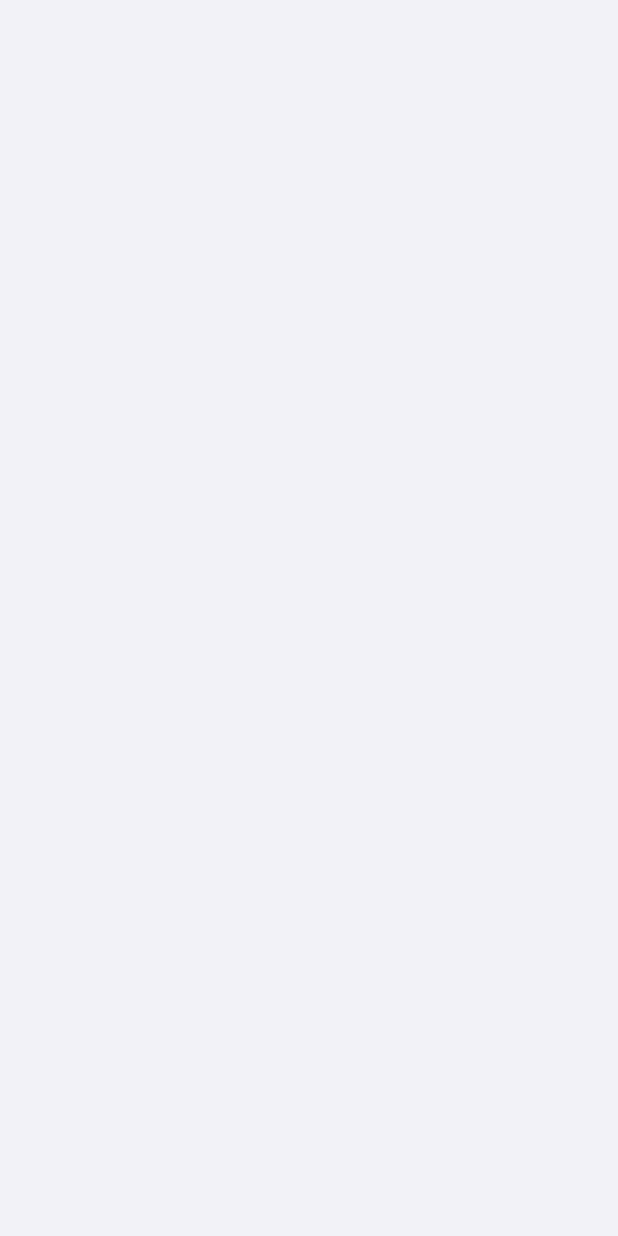
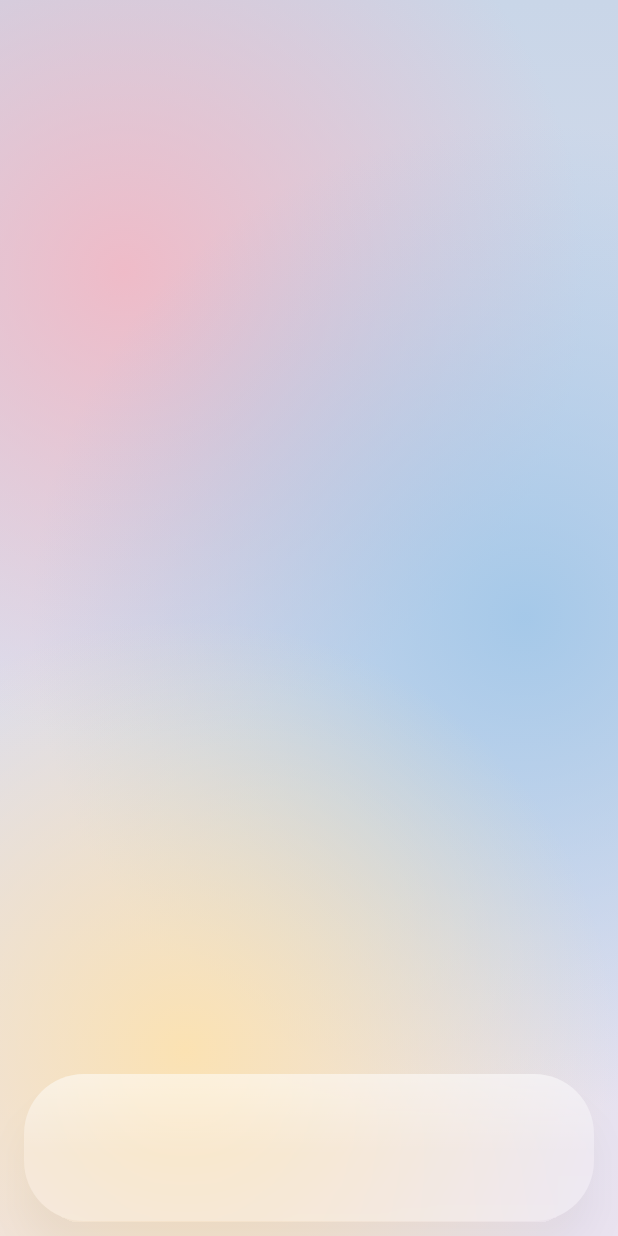
Before and after one commit to yuh25505-cell/dev_island, an Android app built with Jetpack Compose: the screen it shows after launch (MainActivity), on a phone screen of 412 x 824 dp. Before the commit the screen is empty. Run offline under Robolectric (Android 15) with nearby library versions, the phone set to English and light mode, and no system bars; 2 statements that could not run were skipped.

Commit message:
feat: 1.1 玻璃主屏幕雏形（壁纸+Dock+日夜间+玻璃材质），版本 0.4

```diff
--- a/app/build.gradle.kts
+++ b/app/build.gradle.kts
@@ -11,8 +11,8 @@ android {
         applicationId = "com.island.phone"
         minSdk = 26
         targetSdk = 36
-        versionCode = 3
-        versionName = "0.3"
+        versionCode = 4
+        versionName = "0.4"
     }
 
     val keystorePath = System.getenv("KEYSTORE_PATH")
@@ -47,6 +47,8 @@ android {
 }
 
 dependencies {
+    implementation(project(":core:ui"))
+    implementation(project(":feature:home"))
     implementation(libs.androidx.core.ktx)
     implementation(libs.androidx.activity.compose)
     implementation(libs.androidx.compose.ui)
--- a/app/src/main/java/com/island/phone/MainActivity.kt
+++ b/app/src/main/java/com/island/phone/MainActivity.kt
@@ -2,26 +2,41 @@ package com.island.phone
 
 import android.os.Bundle
 import androidx.activity.ComponentActivity
+import androidx.activity.SystemBarStyle
 import androidx.activity.compose.setContent
 import androidx.activity.enableEdgeToEdge
-import androidx.compose.foundation.background
-import androidx.compose.foundation.isSystemInDarkTheme
-import androidx.compose.foundation.layout.Box
-import androidx.compose.foundation.layout.fillMaxSize
-import androidx.compose.ui.Modifier
-import androidx.compose.ui.graphics.Color
+import androidx.compose.runtime.DisposableEffect
+import com.island.phone.core.ui.theme.IslandTheme
+import com.island.phone.core.ui.theme.resolveDark
+import com.island.phone.feature.home.HomeScreen
 
 class MainActivity : ComponentActivity() {
     override fun onCreate(savedInstanceState: Bundle?) {
         super.onCreate(savedInstanceState)
         enableEdgeToEdge()
+        ThemeController.init(applicationContext)
         setContent {
-            val dark = isSystemInDarkTheme()
-            Box(
-                modifier = Modifier
-                    .fillMaxSize()
-                    .background(if (dark) Color(0xFF000000) else Color(0xFFF2F2F7))
-            )
+            val mode = ThemeController.mode
+            val dark = mode.resolveDark()
+            DisposableEffect(dark) {
+                enableEdgeToEdge(
+                    statusBarStyle = transparentBarStyle(dark),
+                    navigationBarStyle = transparentBarStyle(dark)
+                )
+                onDispose { }
+            }
+            IslandTheme(mode = mode) {
+                HomeScreen()
+            }
         }
     }
 }
+
+private fun transparentBarStyle(dark: Boolean): SystemBarStyle {
+    val transparent = android.graphics.Color.TRANSPARENT
+    return if (dark) {
+        SystemBarStyle.dark(transparent)
+    } else {
+        SystemBarStyle.light(transparent, transparent)
+    }
+}
--- /dev/null
+++ b/app/src/main/java/com/island/phone/ThemeController.kt
@@ -0,0 +1,28 @@
+package com.island.phone
+
+import android.content.Context
+import androidx.compose.runtime.getValue
+import androidx.compose.runtime.mutableStateOf
+import androidx.compose.runtime.setValue
+import com.island.phone.core.ui.theme.ThemeMode
+
+object ThemeController {
+    private const val FILE = "island_settings"
+    private const val KEY = "theme_mode"
+
+    var mode by mutableStateOf(ThemeMode.FOLLOW_SYSTEM)
+        private set
+
+    fun init(context: Context) {
+        val saved = context.getSharedPreferences(FILE, Context.MODE_PRIVATE).getString(KEY, null)
+        mode = ThemeMode.entries.firstOrNull { it.name == saved } ?: ThemeMode.FOLLOW_SYSTEM
+    }
+
+    fun set(context: Context, newMode: ThemeMode) {
+        mode = newMode
+        context.getSharedPreferences(FILE, Context.MODE_PRIVATE)
+            .edit()
+            .putString(KEY, newMode.name)
+            .apply()
+    }
+}
--- a/build.gradle.kts
+++ b/build.gradle.kts
@@ -1,4 +1,5 @@
 plugins {
     alias(libs.plugins.android.application) apply false
+    alias(libs.plugins.android.library) apply false
     alias(libs.plugins.kotlin.compose) apply false
 }
--- /dev/null
+++ b/core/ui/src/main/java/com/island/phone/core/ui/glass/Backdrop.kt
@@ -0,0 +1,55 @@
+package com.island.phone.core.ui.glass
+
+import android.os.Build
+import androidx.compose.runtime.Composable
+import androidx.compose.runtime.getValue
+import androidx.compose.runtime.mutableStateOf
+import androidx.compose.runtime.remember
+import androidx.compose.runtime.setValue
+import androidx.compose.runtime.staticCompositionLocalOf
+import androidx.compose.ui.Modifier
+import androidx.compose.ui.draw.drawWithContent
+import androidx.compose.ui.geometry.Offset
+import androidx.compose.ui.graphics.BlurEffect
+import androidx.compose.ui.graphics.TileMode
+import androidx.compose.ui.graphics.layer.GraphicsLayer
+import androidx.compose.ui.graphics.layer.drawLayer
+import androidx.compose.ui.graphics.rememberGraphicsLayer
+import androidx.compose.ui.layout.onGloballyPositioned
+import androidx.compose.ui.layout.positionInRoot
+import androidx.compose.ui.platform.LocalDensity
+import androidx.compose.ui.unit.Dp
+import androidx.compose.ui.unit.dp
+
+class BackdropState internal constructor(
+    val raw: GraphicsLayer,
+    val blurred: GraphicsLayer,
+    val blurSupported: Boolean,
+) {
+    var origin by mutableStateOf(Offset.Zero)
+}
+
+val LocalBackdrop = staticCompositionLocalOf<BackdropState?> { null }
+
+@Composable
+fun rememberBackdropState(blurRadius: Dp = 28.dp): BackdropState {
+    val raw = rememberGraphicsLayer()
+    val blurred = rememberGraphicsLayer()
+    val density = LocalDensity.current
+    return remember(raw, blurred, density, blurRadius) {
+        val supported = Build.VERSION.SDK_INT >= Build.VERSION_CODES.S
+        if (supported) {
+            val px = with(density) { blurRadius.toPx() }
+            blurred.renderEffect = BlurEffect(px, px, TileMode.Clamp)
+        }
+        BackdropState(raw, blurred, supported)
+    }
+}
+
+fun Modifier.backdropSource(state: BackdropState): Modifier = this
+    .onGloballyPositioned { state.origin = it.positionInRoot() }
+    .drawWithContent {
+        state.raw.record { this@drawWithContent.drawContent() }
+        state.blurred.record { drawLayer(state.raw) }
+        drawLayer(state.raw)
+    }
--- /dev/null
+++ b/core/ui/src/main/java/com/island/phone/core/ui/glass/GlassSurface.kt
@@ -0,0 +1,76 @@
+package com.island.phone.core.ui.glass
+
+import androidx.compose.foundation.layout.Box
+import androidx.compose.foundation.layout.BoxScope
+import androidx.compose.foundation.shape.RoundedCornerShape
+import androidx.compose.runtime.Composable
+import androidx.compose.runtime.getValue
+import androidx.compose.runtime.mutableStateOf
+import androidx.compose.runtime.remember
+import androidx.compose.runtime.setValue
+import androidx.compose.ui.Modifier
+import androidx.compose.ui.draw.clip
+import androidx.compose.ui.draw.drawBehind
+import androidx.compose.ui.draw.shadow
+import androidx.compose.ui.geometry.Offset
+import androidx.compose.ui.graphics.Brush
+import androidx.compose.ui.graphics.Color
+import androidx.compose.ui.graphics.Shape
+import androidx.compose.ui.graphics.drawscope.DrawScope
+import androidx.compose.ui.graphics.drawscope.Stroke
+import androidx.compose.ui.graphics.drawscope.drawOutline
+import androidx.compose.ui.graphics.drawscope.translate
+import androidx.compose.ui.graphics.layer.drawLayer
+import androidx.compose.ui.layout.onGloballyPositioned
+import androidx.compose.ui.layout.positionInRoot
+import androidx.compose.ui.unit.dp
+import com.island.phone.core.ui.theme.GlassTokens
+import com.island.phone.core.ui.theme.IslandTheme
+
+@Composable
+fun GlassSurface(
+    modifier: Modifier = Modifier,
+    shape: Shape = RoundedCornerShape(28.dp),
+    content: @Composable BoxScope.() -> Unit = {},
+) {
+    val backdrop = LocalBackdrop.current
+    val glass = IslandTheme.glass
+    var origin by remember { mutableStateOf(Offset.Zero) }
+    Box(
+        modifier = modifier
+            .shadow(14.dp, shape, clip = false, ambientColor = glass.shadow, spotColor = glass.shadow)
+            .clip(shape)
+            .onGloballyPositioned { origin = it.positionInRoot() }
+            .drawBehind { drawGlass(shape, backdrop, origin, glass) },
+        content = content
+    )
+}
+
+private fun DrawScope.drawGlass(
+    shape: Shape,
+    backdrop: BackdropState?,
+    origin: Offset,
+    glass: GlassTokens,
+) {
+    val blurOn = backdrop != null && backdrop.blurSupported
+    if (backdrop != null && blurOn) {
+        val delta = origin - backdrop.origin
+        translate(-delta.x, -delta.y) { drawLayer(backdrop.blurred) }
+    }
+    drawRect(if (blurOn) glass.tint else glass.tintFallback)
+    drawRect(
+        Brush.verticalGradient(
+            colors = listOf(glass.highlight, Color.Transparent),
+            startY = 0f,
+            endY = size.height * 0.55f
+        )
+    )
+    val outline = shape.createOutline(size, layoutDirection, this)
+    val rim = Brush.linearGradient(
+        colors = listOf(glass.rimLight, glass.rimDark, glass.rimLight),
+        start = Offset.Zero,
+        end = Offset(size.width, size.height)
+    )
+    drawOutline(outline, rim, alpha = 0.35f, style = Stroke(10.dp.toPx()))
+    drawOutline(outline, rim, style = Stroke(2.dp.toPx()))
+}
--- /dev/null
+++ b/core/ui/src/main/java/com/island/phone/core/ui/theme/IslandTheme.kt
@@ -0,0 +1,40 @@
+package com.island.phone.core.ui.theme
+
+import androidx.compose.foundation.isSystemInDarkTheme
+import androidx.compose.runtime.Composable
+import androidx.compose.runtime.CompositionLocalProvider
+import androidx.compose.runtime.ReadOnlyComposable
+import androidx.compose.runtime.staticCompositionLocalOf
+
+enum class ThemeMode { FOLLOW_SYSTEM, DAY, NIGHT }
+
+@Composable
+fun ThemeMode.resolveDark(): Boolean = when (this) {
+    ThemeMode.FOLLOW_SYSTEM -> isSystemInDarkTheme()
+    ThemeMode.DAY -> false
+    ThemeMode.NIGHT -> true
+}
+
+private val LocalDark = staticCompositionLocalOf { false }
+private val LocalGlass = staticCompositionLocalOf { DayGlass }
+private val LocalWallpaper = staticCompositionLocalOf { DayWallpaper }
+
+object IslandTheme {
+    val dark: Boolean
+        @Composable @ReadOnlyComposable get() = LocalDark.current
+    val glass: GlassTokens
+        @Composable @ReadOnlyComposable get() = LocalGlass.current
+    val wallpaper: WallpaperTokens
+        @Composable @ReadOnlyComposable get() = LocalWallpaper.current
+}
+
+@Composable
+fun IslandTheme(mode: ThemeMode, content: @Composable () -> Unit) {
+    val dark = mode.resolveDark()
+    CompositionLocalProvider(
+        LocalDark provides dark,
+        LocalGlass provides (if (dark) NightGlass else DayGlass),
+        LocalWallpaper provides (if (dark) NightWallpaper else DayWallpaper),
+        content = content
+    )
+}
--- /dev/null
+++ b/core/ui/src/main/java/com/island/phone/core/ui/theme/IslandTokens.kt
@@ -0,0 +1,54 @@
+package com.island.phone.core.ui.theme
+
+import androidx.compose.ui.graphics.Color
+
+data class GlassTokens(
+    val tint: Color,
+    val tintFallback: Color,
+    val highlight: Color,
+    val rimLight: Color,
+    val rimDark: Color,
+    val shadow: Color,
+)
+
+data class WallpaperTokens(
+    val top: Color,
+    val bottom: Color,
+    val blobA: Color,
+    val blobB: Color,
+    val blobC: Color,
+)
+
+val DayGlass = GlassTokens(
+    tint = Color(0x33FFFFFF),
+    tintFallback = Color(0x66FFFFFF),
+    highlight = Color(0x66FFFFFF),
+    rimLight = Color(0xCCFFFFFF),
+    rimDark = Color(0x33FFFFFF),
+    shadow = Color(0x33000000),
+)
+
+val NightGlass = GlassTokens(
+    tint = Color(0x1AFFFFFF),
+    tintFallback = Color(0x40FFFFFF),
+    highlight = Color(0x33FFFFFF),
+    rimLight = Color(0x80FFFFFF),
+    rimDark = Color(0x14FFFFFF),
+    shadow = Color(0x66000000),
+)
+
+val DayWallpaper = WallpaperTokens(
+    top = Color(0xFFC9D6E8),
+    bottom = Color(0xFFEAE3F0),
+    blobA = Color(0xFFF4B6C2),
+    blobB = Color(0xFF9CC5E8),
+    blobC = Color(0xFFFFE2A8),
+)
+
+val NightWallpaper = WallpaperTokens(
+    top = Color(0xFF070B16),
+    bottom = Color(0xFF1B2540),
+    blobA = Color(0xFF3B4C9B),
+    blobB = Color(0xFF6A3C8F),
+    blobC = Color(0xFF1E6F7A),
+)
--- /dev/null
+++ b/feature/home/src/main/java/com/island/phone/feature/home/Dock.kt
@@ -0,0 +1,19 @@
+package com.island.phone.feature.home
+
+import androidx.compose.foundation.layout.fillMaxWidth
+import androidx.compose.foundation.layout.height
+import androidx.compose.foundation.shape.RoundedCornerShape
+import androidx.compose.runtime.Composable
+import androidx.compose.ui.Modifier
+import androidx.compose.ui.unit.dp
+import com.island.phone.core.ui.glass.GlassSurface
+
+@Composable
+fun Dock(modifier: Modifier = Modifier) {
+    GlassSurface(
+        modifier = modifier
+            .fillMaxWidth()
+            .height(98.dp),
+        shape = RoundedCornerShape(40.dp)
+    )
+}
--- /dev/null
+++ b/feature/home/src/main/java/com/island/phone/feature/home/HomeScreen.kt
@@ -0,0 +1,32 @@
+package com.island.phone.feature.home
+
+import androidx.compose.foundation.layout.Box
+import androidx.compose.foundation.layout.WindowInsets
+import androidx.compose.foundation.layout.fillMaxSize
+import androidx.compose.foundation.layout.navigationBars
+import androidx.compose.foundation.layout.padding
+import androidx.compose.foundation.layout.windowInsetsPadding
+import androidx.compose.runtime.Composable
+import androidx.compose.runtime.CompositionLocalProvider
+import androidx.compose.ui.Alignment
+import androidx.compose.ui.Modifier
+import androidx.compose.ui.unit.dp
+import com.island.phone.core.ui.glass.LocalBackdrop
+import com.island.phone.core.ui.glass.backdropSource
+import com.island.phone.core.ui.glass.rememberBackdropState
+
+@Composable
+fun HomeScreen(modifier: Modifier = Modifier) {
+    val backdrop = rememberBackdropState()
+    CompositionLocalProvider(LocalBackdrop provides backdrop) {
+        Box(modifier = modifier.fillMaxSize()) {
+            Wallpaper(modifier = Modifier.fillMaxSize().backdropSource(backdrop))
+            Dock(
+                modifier = Modifier
+                    .align(Alignment.BottomCenter)
+                    .windowInsetsPadding(WindowInsets.navigationBars)
+                    .padding(horizontal = 16.dp, vertical = 10.dp)
+            )
+        }
+    }
+}
--- /dev/null
+++ b/feature/home/src/main/java/com/island/phone/feature/home/Wallpaper.kt
@@ -0,0 +1,37 @@
+package com.island.phone.feature.home
+
+import androidx.compose.foundation.layout.Box
+import androidx.compose.runtime.Composable
+import androidx.compose.ui.Modifier
+import androidx.compose.ui.draw.drawBehind
+import androidx.compose.ui.geometry.Offset
+import androidx.compose.ui.graphics.Brush
+import androidx.compose.ui.graphics.Color
+import androidx.compose.ui.graphics.drawscope.DrawScope
+import com.island.phone.core.ui.theme.IslandTheme
+
+@Composable
+fun Wallpaper(modifier: Modifier = Modifier) {
+    val tokens = IslandTheme.wallpaper
+    Box(
+        modifier = modifier.drawBehind {
+            drawRect(Brush.verticalGradient(listOf(tokens.top, tokens.bottom)))
+            val base = size.minDimension
+            blob(tokens.blobA, Offset(size.width * 0.2f, size.height * 0.22f), base * 0.75f)
+            blob(tokens.blobB, Offset(size.width * 0.85f, size.height * 0.5f), base * 0.8f)
+            blob(tokens.blobC, Offset(size.width * 0.3f, size.height * 0.85f), base * 0.7f)
+        }
+    )
+}
+
+private fun DrawScope.blob(color: Color, center: Offset, radius: Float) {
+    drawCircle(
+        brush = Brush.radialGradient(
+            colors = listOf(color.copy(alpha = 0.85f), color.copy(alpha = 0f)),
+            center = center,
+            radius = radius
+        ),
+        radius = radius,
+        center = center
+    )
+}
--- a/gradle/libs.versions.toml
+++ b/gradle/libs.versions.toml
@@ -13,4 +13,5 @@ androidx-compose-foundation = { group = "androidx.compose.foundation", name = "f
 
 [plugins]
 android-application = { id = "com.android.application", version.ref = "agp" }
+android-library = { id = "com.android.library", version.ref = "agp" }
 kotlin-compose = { id = "org.jetbrains.kotlin.plugin.compose", version.ref = "kotlin" }
--- a/settings.gradle.kts
+++ b/settings.gradle.kts
@@ -17,3 +17,5 @@ dependencyResolutionManagement {
 rootProject.name = "island-iphone"
 
 include(":app")
+include(":core:ui")
+include(":feature:home")
```
Also changed, not shown: core/ui/build.gradle.kts (added, +27 -0 lines), feature/home/build.gradle.kts (added, +28 -0 lines).
